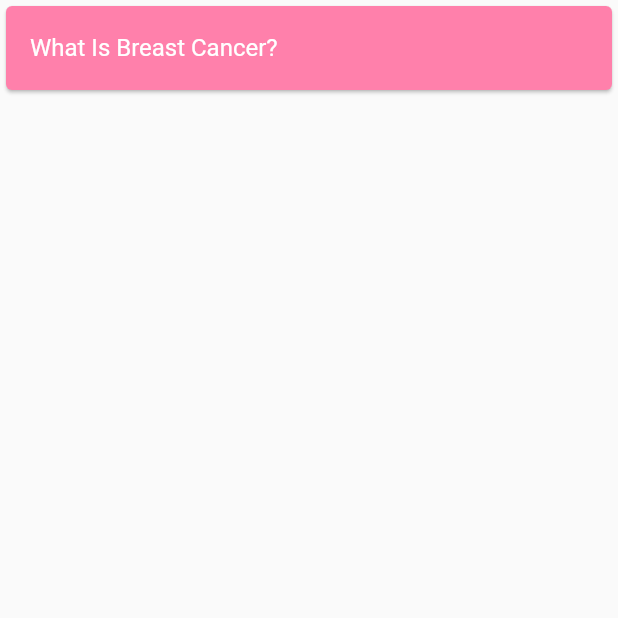
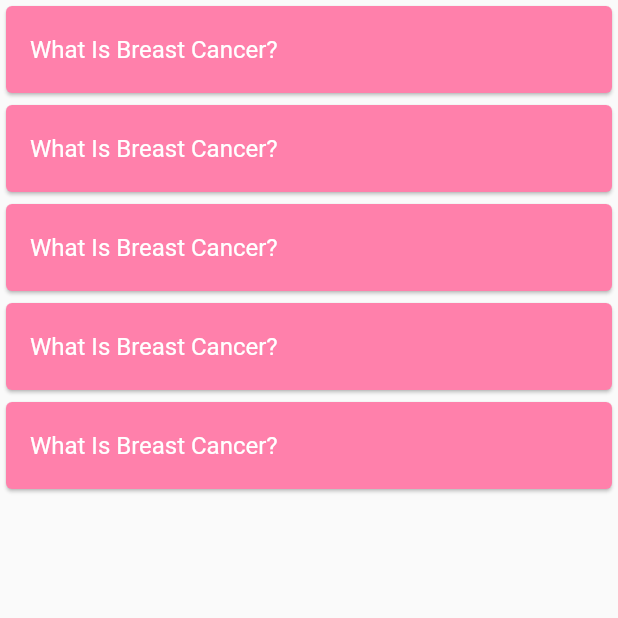
Before and after one commit to Emon526/Mother-Care-Flutter, a Flutter app: the BreastCancerPage screen opened directly, on a phone screen of 412 x 824 dp, the top half of it. Run offline on Flutter 3.47's test engine with Material 2 defaults, Android fonts, the phone set to English and light mode, and no system bars; our stand-ins replace carousel_slider, firebase_core, firebase_storage, flutter_local_notifications, flutter_rating_bar, flutter_svg and 8 more; missing offline and left inert: cool_stepper, day_night_time_picker, firebase_ml_model_downloader, flutter_tflite; accounts and stored records are empty; network calls fail.

Commit message:
breast cancer list view

```diff
--- a/lib/screens/breastcancer/breastcancer.dart
+++ b/lib/screens/breastcancer/breastcancer.dart
@@ -1,16 +1,69 @@
 import 'package:flutter/material.dart';
+
+import '../../models/articlemodel.dart';
 
 class BreastCancerPage extends StatelessWidget {
   const BreastCancerPage({super.key});
 
   @override
   Widget build(BuildContext context) {
-    return const Scaffold(
-      body: Card(
-        child: ListTile(
-          title: Text('What Is Breast Cancer?'),
+    return Scaffold(
+      body: ListView.builder(
+        itemCount: 5,
+        itemBuilder: (context, index) => responsiveArticleTile(
+          article: ArticleModel(
+            articleId: 1,
+            articleTitle: 'What Is Breast Cancer?',
+            articleDescription:
+                'Breast cancer is a disease in which cells in the breast grow out of control. There are different kinds of breast cancer. The kind of breast cancer depends on which cells in the breast turn into cancer.Breast cancer can begin in different parts of the breast. A breast is made up of three main parts: lobules, ducts, and connective tissue. The lobules are the glands that produce milk. The ducts are tubes that carry milk to the nipple. The connective tissue (which consists of fibrous and fatty tissue) surrounds and holds everything together. Most breast cancers begin in the ducts or lobules.Breast cancer can spread outside the breast through blood vessels and lymph vessels. When breast cancer spreads to other parts of the body, it is said to have metastasized.',
+            articleImage: 'assets/images/breast_cancer_image.jpg',
+          ),
         ),
       ),
     );
   }
+
+  Widget responsiveArticleTile({required ArticleModel article}) {
+    return Card(
+      child: ExpansionTile(
+        trailing: const SizedBox(),
+        textColor: Colors.white,
+        collapsedTextColor: Colors.white,
+        title: Text(article.articleTitle),
+        children: [
+          LayoutBuilder(
+            builder: (context, constraints) {
+              final textWidth = constraints.maxWidth * 0.7;
+              final imageWidth = constraints.maxWidth * 0.3;
+
+              return Padding(
+                padding: const EdgeInsets.all(16.0),
+                child: Row(
+                  crossAxisAlignment: CrossAxisAlignment.start,
+                  children: [
+                    Expanded(
+                      child: Text(
+                        article.articleDescription,
+                        softWrap: true,
+                        style: const TextStyle(
+                          color: Colors.white,
+                        ),
+                      ),
+                    ),
+                    SizedBox(
+                      width: imageWidth,
+                      child: Image.asset(
+                        article.articleImage,
+                        fit: BoxFit.cover,
+                      ),
+                    ),
+                  ],
+                ),
+              );
+            },
+          ),
+        ],
+      ),
+    );
+  }
 }
```
